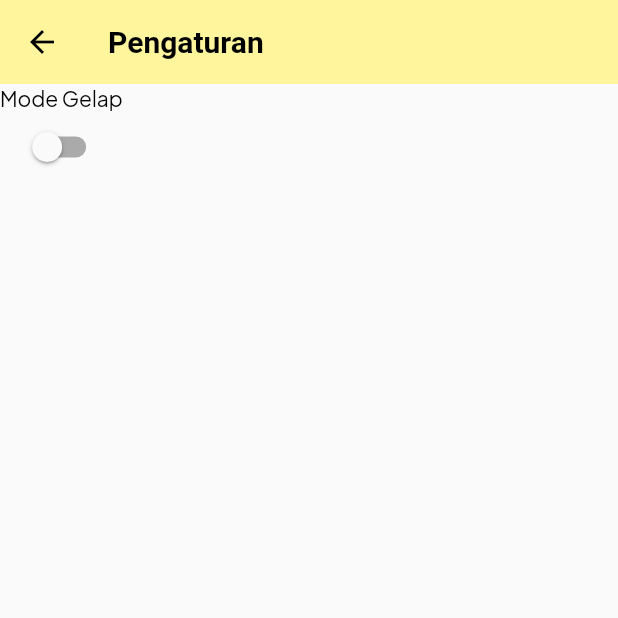
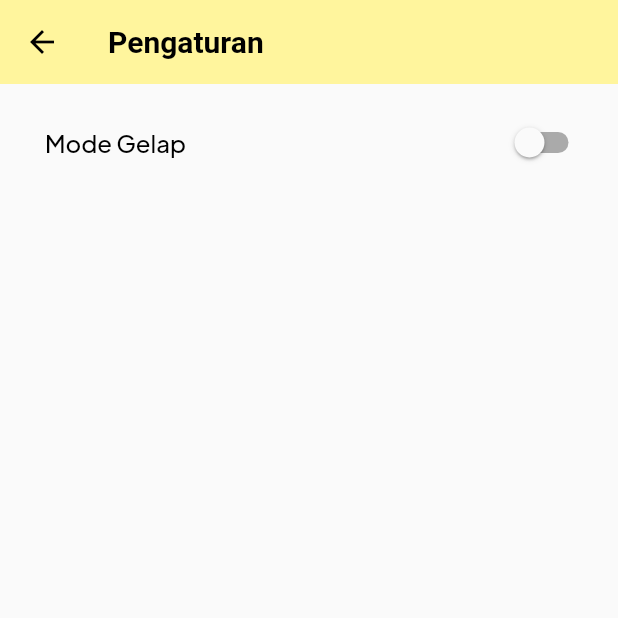
Before and after one commit to Magang-DSTI-BNI/uimobile, a Flutter app: the SettingsScreen screen opened directly, on a phone screen of 412 x 824 dp, the top half of it. Run offline on Flutter 3.47's test engine with Material 2 defaults, Android fonts, the light colour scheme and no system bars; our stand-ins replace google_nav_bar, line_icons, pull_to_refresh, shared_preferences, transparent_image; accounts and stored records are empty.

Commit message:
dark mode setting

```diff
--- a/lib/Screens/settings.dart
+++ b/lib/Screens/settings.dart
@@ -33,16 +33,26 @@ class _SettingsScreenState extends State<SettingsScreen> {
         ),
         centerTitle: true,
       ),
-      body: Row(
+      body: Padding(
+        padding: const EdgeInsets.fromLTRB(30,15,20,0),
+        child: Column(
           children: [
-          Column(
+            Row(
+              mainAxisAlignment: MainAxisAlignment.spaceBetween,
               children: [
-              Text('Mode Gelap'),
+                Text(
+                    'Mode Gelap',
+                  style: TextStyle(
+                    fontSize: 16,
+                    fontWeight: FontWeight.w500,
+                  )
+                ),
                 ChangeThemeButtonWidget(),
               ],
             ),
           ],
         ),
+      ),
     );
   }
 }
--- a/lib/Variables/change_theme_button.dart
+++ b/lib/Variables/change_theme_button.dart
@@ -9,6 +9,7 @@ class ChangeThemeButtonWidget extends StatelessWidget {
 
     return Switch.adaptive(
       value: themeProvider.isDarkMode,
+      activeColor: Colors.yellow[200],
       onChanged: (value) {
         final provider = Provider.of<ThemeProvider>(context, listen: false);
         provider.toggleTheme(value);
```
Lines whose indentation alone changed are shown as unchanged.
